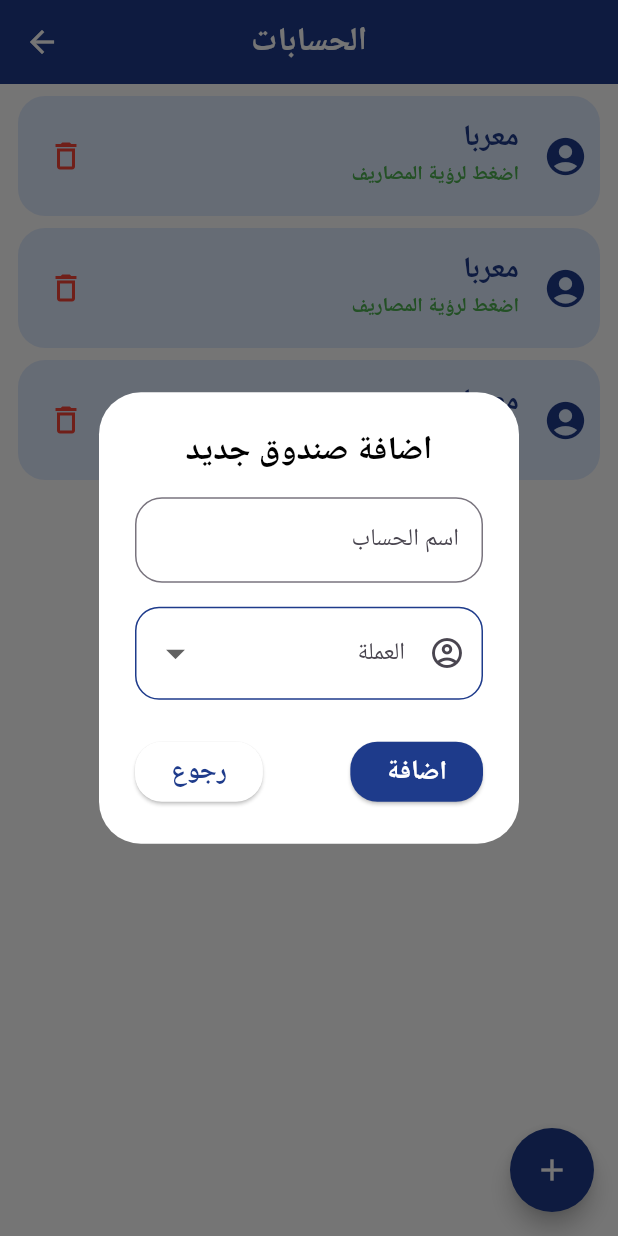
After one commit to salimo2002/My_Cash_Box_App, a Flutter app: the AccountsView screen opened directly, after a tap on the "add" icon, on a phone screen of 412 x 824 dp. The commit adds this screen. Run offline on Flutter 3.47's test engine with Material 3 defaults, Android fonts, the phone set to English and light mode, and no system bars.

Commit message:
Create AddAcountView

```diff
--- a/lib/utils/custom_drawer.dart
+++ b/lib/utils/custom_drawer.dart
@@ -1,5 +1,7 @@
 import 'package:cash_box/style/app_color.dart';
 import 'package:cash_box/style/app_font.dart';
+import 'package:cash_box/utils/ios_liked_route.dart';
+import 'package:cash_box/views/accounts_view.dart';
 import 'package:flutter/material.dart';
 
 class CustomDrawer extends StatelessWidget {
@@ -43,6 +45,13 @@ class CustomDrawer extends StatelessWidget {
             title: const Text('نسخة احتياطية'),
             onTap: () {},
           ),
+          ListTile(
+            leading: const Icon(Icons.supervisor_account_sharp),
+            title: const Text('الحسابات'),
+            onTap: () {
+              Navigator.push(context, iosLikeRoute(AccountsView()));
+            },
+          ),
         ],
       ),
     );
--- a/lib/utils/show_snack_bar.dart
+++ b/lib/utils/show_snack_bar.dart
@@ -6,10 +6,10 @@ showSnackBar({required BuildContext context, required String title}) {
   ScaffoldMessenger.of(context).showSnackBar(
     SnackBar(
       backgroundColor: AppColor.primaryColor,
-      duration: Duration(milliseconds: 750),
+      duration: Duration(seconds: 1),
       content: Text(
         title,
-        textAlign: TextAlign.right,
+        textAlign: TextAlign.center,
         style: AppFont.boldTextStyle(
           context,
           AppFont.balance,
--- /dev/null
+++ b/lib/views/accounts_view.dart
@@ -0,0 +1,32 @@
+import 'package:cash_box/utils/main_app_bar.dart';
+import 'package:cash_box/utils/main_floatinf_button.dart';
+import 'package:cash_box/widgets/account_details.dart';
+import 'package:cash_box/widgets/account_widget.dart';
+import 'package:flutter/material.dart';
+
+class AccountsView extends StatelessWidget {
+  const AccountsView({super.key});
+
+  @override
+  Widget build(BuildContext context) {
+    return Scaffold(
+      appBar: mainAppBar(context, 'الحسابات'),
+      floatingActionButton: MainFloatingButton(
+        onTap: () {
+          showDialog(
+            context: context,
+            builder: (context) {
+              return AccountDetails();
+            },
+          );
+        },
+      ),
+      body: ListView.builder(
+        itemCount: 3,
+        itemBuilder: (context, index) {
+          return AccountWidget(accountName: 'معربا', onDelete: () {});
+        },
+      ),
+    );
+  }
+}
--- a/lib/views/add_transaction_view.dart
+++ b/lib/views/add_transaction_view.dart
@@ -95,6 +95,7 @@ class _AddTransactionViewState extends State<AddTransactionView> {
                 CustomDropDown(
                   hintText: 'اختر حساب',
                   onSelected: (value) {},
+                  validator: (value) {},
                   accounts: accounts,
                 ),
                 SizedBox(height: 15),
--- a/lib/views/cash_box_transactions.dart
+++ b/lib/views/cash_box_transactions.dart
@@ -1,4 +1,3 @@
-import 'package:cash_box/utils/delet_alert_dialog.dart';
 import 'package:cash_box/utils/ios_liked_route.dart';
 import 'package:cash_box/utils/main_app_bar.dart';
 import 'package:cash_box/utils/main_floatinf_button.dart';
--- /dev/null
+++ b/lib/widgets/account_details.dart
@@ -0,0 +1,87 @@
+
+import 'package:cash_box/style/app_color.dart';
+import 'package:cash_box/style/app_font.dart';
+import 'package:cash_box/widgets/custom_button.dart';
+import 'package:cash_box/widgets/custom_drop_down.dart';
+import 'package:cash_box/widgets/main_text_field.dart';
+import 'package:flutter/material.dart';
+
+class AccountDetails extends StatelessWidget {
+  const AccountDetails({
+    super.key,
+  });
+
+  @override
+  Widget build(BuildContext context) {
+    return AlertDialog(
+      backgroundColor: AppColor.backGroundColor,
+      title: Center(
+        child: Text(
+          'اضافة صندوق جديد',
+          style: AppFont.boldTextStyle(
+            context,
+            AppFont.h2,
+            Colors.black,
+          ),
+        ),
+      ),
+      content: SingleChildScrollView(
+        child: Column(
+          mainAxisSize: MainAxisSize.min,
+          children: [
+            MainTextField(
+              controller: TextEditingController(),
+              hintText: 'اسم الحساب',
+              focusNode: FocusNode(),
+              validator: (value) {
+                if (value == null || value == '') {
+                  return 'الاسم مطلوب';
+                }
+                return null;
+              },
+            ),
+            SizedBox(height: 16),
+            Directionality(
+              textDirection: TextDirection.rtl,
+              child: CustomDropDown(
+                accounts: [
+                  'SYP',
+                  'USD',
+                  'AED',
+                  'SAR',
+                  'TRY',
+                  'EGP',
+                  'IQD',
+                ],
+                hintText: 'العملة',
+                onSelected: (value) {},
+              ),
+            ),
+          ],
+        ),
+      ),
+      actionsAlignment: MainAxisAlignment.spaceBetween,
+      actions: [
+        Row(
+          mainAxisAlignment: MainAxisAlignment.spaceBetween,
+          children: [
+            CustomButton(
+              color: AppColor.backGroundColor,
+              onTap: () {
+                Navigator.pop(context);
+              },
+              title: 'رجوع',
+              textColor: AppColor.primaryColor,
+            ),
+            CustomButton(
+              color: AppColor.primaryColor,
+              onTap: () {},
+              title: 'اضافة',
+              textColor: Colors.white,
+            ),
+          ],
+        ),
+      ],
+    );
+  }
+}
--- /dev/null
+++ b/lib/widgets/account_widget.dart
@@ -0,0 +1,74 @@
+
+import 'package:cash_box/style/app_color.dart';
+import 'package:cash_box/style/app_font.dart';
+import 'package:cash_box/utils/show_alert_dialog.dart';
+import 'package:cash_box/utils/show_snack_bar.dart';
+import 'package:flutter/material.dart';
+
+class AccountWidget extends StatelessWidget {
+  const AccountWidget({
+    super.key,
+    required this.accountName,
+    required this.onDelete,
+  });
+  final String accountName;
+  final VoidCallback onDelete;
+  @override
+  Widget build(BuildContext context) {
+    double value = 2727832000;
+    return Directionality(
+      textDirection: TextDirection.rtl,
+      child: Padding(
+        padding: const EdgeInsets.only(right: 12, left: 12, top: 8),
+        child: ListTile(
+          onLongPress: () {
+            value = 0;
+          },
+          onTap: () {
+            showSnackBar(
+              context: context,
+              title: AppFont.formatMoney(value).toString(),
+            );
+          },
+          contentPadding: EdgeInsets.symmetric(horizontal: 8, vertical: 4),
+          tileColor: AppColor.tileColor,
+          shape: RoundedRectangleBorder(
+            borderRadius: BorderRadius.circular(18),
+          ),
+          leading: Icon(
+            Icons.account_circle,
+            color: AppColor.primaryColor,
+            size: 30,
+          ),
+          title: Text(
+            accountName,
+            style: AppFont.boldTextStyle(
+              context,
+              AppFont.h3,
+              AppColor.primaryColor,
+            ),
+          ),
+          subtitle: Text(
+            'اضغط لرؤية المصاريف',
+            style: AppFont.boldTextStyle(
+              context,
+              AppFont.small,
+              AppColor.receiveColor,
+            ),
+          ),
+          trailing: IconButton(
+            onPressed: () {
+              showAlertDialog(
+                context: context,
+                title:
+                    'عند حذف الحساب سيتم حذف جميع الحركات المرتبطة به , هل انت متأكد؟',
+                onDelete: onDelete,
+              );
+            },
+            icon: Icon(Icons.delete_outline, color: AppColor.negativeColor),
+          ),
+        ),
+      ),
+    );
+  }
+}
--- a/lib/widgets/custom_drop_down.dart
+++ b/lib/widgets/custom_drop_down.dart
@@ -7,12 +7,14 @@ class CustomDropDown extends StatelessWidget {
     super.key,
     required this.accounts,
     this.onSelected,
-    this.hintText = "اختر الحساب",
+    required this.hintText,
+    this.validator,
   });
 
   final List<String> accounts;
   final void Function(String?)? onSelected;
   final String hintText;
+  final String? Function(String?)? validator;
 
   @override
   Widget build(BuildContext context) {
@@ -57,12 +59,7 @@ class CustomDropDown extends StatelessWidget {
           style: const TextStyle(fontSize: 16, color: Colors.black),
           dropdownColor: AppColor.dropColor,
           borderRadius: BorderRadius.circular(14),
-          validator: (value) {
-            if (value == null || value.isEmpty) {
-              return 'الرجاء اختيار حساب';
-            }
-            return null;
-          },
+          validator: validator,
         ),
       ),
     );
```
